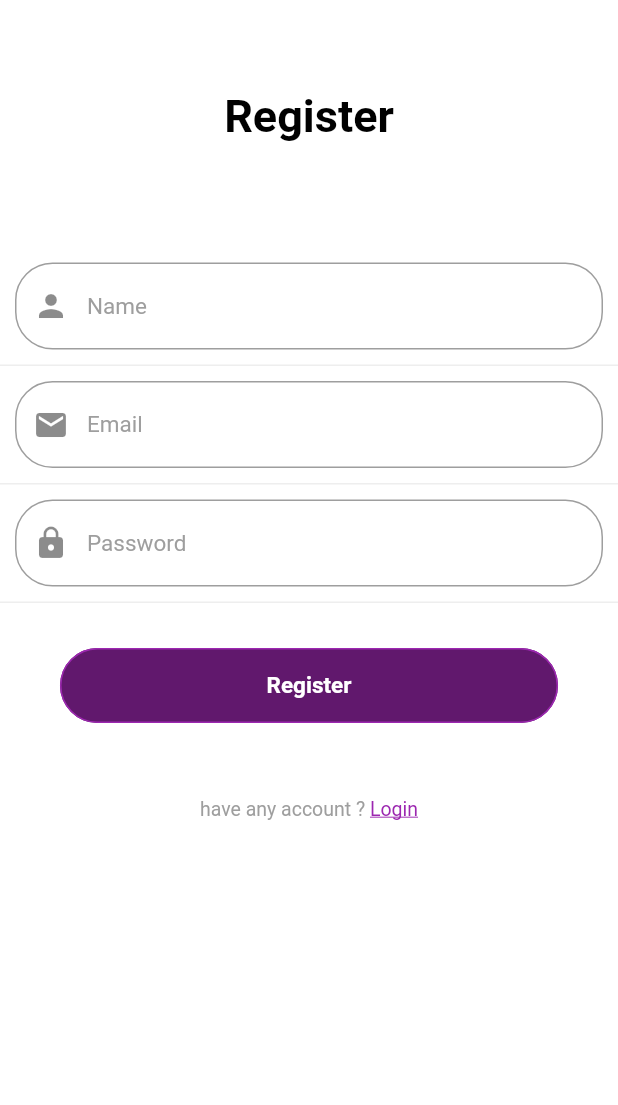
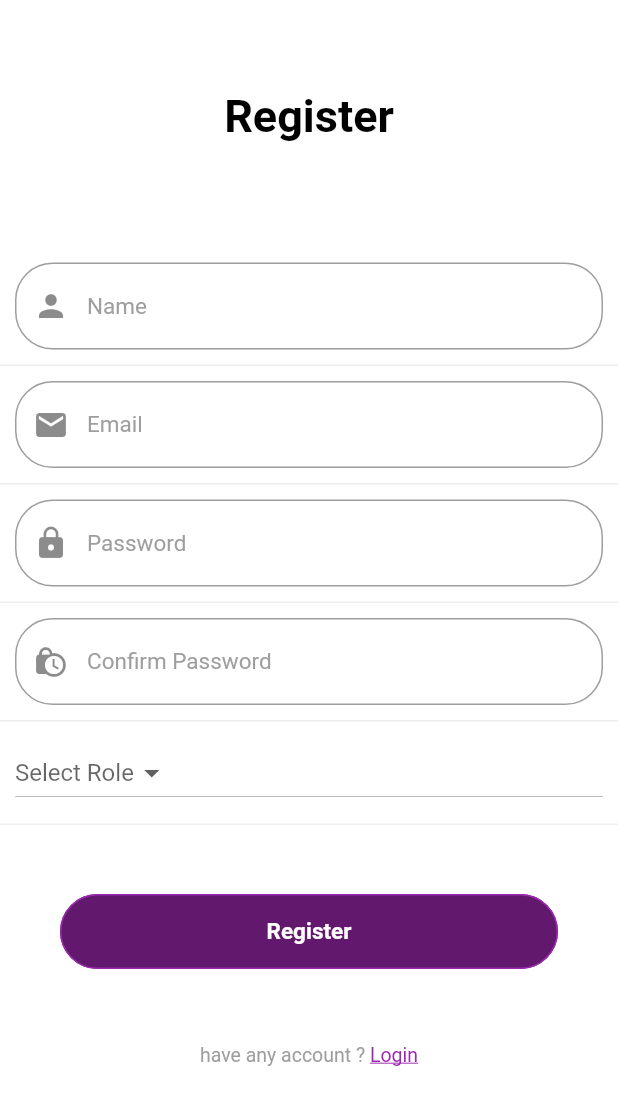
Before and after one commit to rabbanee/borrowing, a Flutter app: the RegisterPage screen opened directly, on a phone screen of 412 x 824 dp. Shown: the top 1105 px of the screen. Run offline on Flutter 3.47's test engine with Material 2 defaults, Android fonts, the phone set to English and light mode, and no system bars; our stand-ins replace bloc, email_validator, equatable, flutter_bloc, flutter_secure_storage, formz; accounts and stored records are empty.

Commit message:
Register (Parent Email belum live)

```diff
--- a/lib/bloc/register/register_bloc.dart
+++ b/lib/bloc/register/register_bloc.dart
@@ -31,11 +31,24 @@ class RegisterBloc extends Bloc<RegisterEvent, RegisterState> {
       yield _mapPasswordChangedToState(event, state);
     } else if (event is RegisterCPasswordChanged) {
       yield _mapCPasswordChangedToState(event, state);
+    } else if (event is RegisterRoleChanged) {
+      yield _mapRoleChangedToState(event, state);
     } else if (event is RegisterParentEmailChanged) {
       yield _mapParentEmailChangedToState(event, state);
     } else if (event is RegisterSubmitted) {
       yield* _mapRegisterSubmittedToState(event, state);
     }
+  }
+
+  RegisterState _mapRoleChangedToState(
+      RegisterRoleChanged event,
+      RegisterState state,
+      ) {
+    final role = event.role;
+    return state.copyWith(
+      role: role,
+      status: Formz.validate([state.name, state.password, state.email, state.cPassword, state.parentEmail]),
+    );
   }
 
   RegisterState _mapNameChangedToState(
@@ -105,7 +118,7 @@ class RegisterBloc extends Bloc<RegisterEvent, RegisterState> {
           email: state.email.value,
           password: state.password.value,
           role: state.role,
-          parentEmail: state.parentEmail.value
+          parentEmail: state.parentEmail.value,
         );
         if (response == 'error') {
           yield state.copyWith(status: FormzStatus.submissionFailure);
--- a/lib/views/components/regis_form.dart
+++ b/lib/views/components/regis_form.dart
@@ -1,6 +1,16 @@
 part of '../views.dart';
 
-class RegisterForm extends StatelessWidget {
+class RegisterForm extends StatefulWidget{
+  @override
+  _Register createState() => _Register();
+}
+
+// ignore: non_constant_identifier_names
+Container _ParentEmailControl = Container(
+  child: Text(''),
+);
+
+class _Register extends State<RegisterForm> {
   @override
   Widget build(BuildContext context) {
     return BlocListener<RegisterBloc, RegisterState>(
@@ -59,6 +69,22 @@ class RegisterForm extends StatelessWidget {
                               bottom: BorderSide(color: Colors.grey[200]))),
                       child: _PasswordInput2(),
                     ),
+                    Container(
+                      padding: EdgeInsets.all(10),
+                      decoration: BoxDecoration(
+                          border: Border(
+                              bottom: BorderSide(color: Colors.grey[200]))),
+                      child: _CPasswordInput(),
+                    ),
+                    Container(
+                      padding: EdgeInsets.all(10),
+                      width: double.infinity,
+                      decoration: BoxDecoration(
+                          border: Border(
+                              bottom: BorderSide(color: Colors.grey[200]))),
+                      child: _RoleInput(),
+                    ),
+                    _ParentEmailControl,
                     SizedBox(height: 30),
                     _RegisterButton(),
                     SizedBox(height: 50),
@@ -82,6 +108,7 @@ class RegisterForm extends StatelessWidget {
                         )
                       ],
                     ),
+                    SizedBox(height: 30.0,),
                   ],
                 ),
               ),
@@ -89,6 +116,59 @@ class RegisterForm extends StatelessWidget {
           ),
         ],
       ),
+    );
+  }
+}
+
+class _RoleInput extends StatefulWidget {
+  @override
+  _RoleForm createState() => _RoleForm();
+}
+
+class _RoleForm extends State<_RoleInput> {
+  String _roleItem;
+
+  @override
+  Widget build(BuildContext context) {
+    return BlocBuilder<RegisterBloc, RegisterState>(
+      buildWhen: (previous, current) => previous.role != current.role,
+      builder: (context, state) {
+        return DropdownButton(
+          key: const Key('RegisterForm_roleInput_textField'),
+          value: _roleItem,
+          onChanged: (role) {
+            context.read<RegisterBloc>().add(RegisterRoleChanged(role));
+            if (role == 'student') {
+              setState(() {
+                _ParentEmailControl = Container(
+                  padding: EdgeInsets.all(10),
+                  decoration: BoxDecoration(
+                      border: Border(
+                          bottom: BorderSide(color: Colors.grey[200]))),
+                  child: _ParentEmailInput(),
+                );
+              });
+            } else {
+              setState(() {
+                _ParentEmailControl = Container(
+                  child: Text(''),
+                );
+              });
+            }
+            setState(() {
+              _roleItem = role;
+            });
+          },
+          hint: Text('Select Role'),
+          items: ['teacher', 'musyrif', 'student'].map((item) {
+            return DropdownMenuItem(
+              child: Text(item),
+              value: item,
+            );
+          }).toList(),
+          // style: TextStyle(fontSize: 15),
+        );
+      },
     );
   }
 }
@@ -178,6 +258,63 @@ class _PasswordInput2 extends StatelessWidget {
   }
 }
 
+class _CPasswordInput extends StatelessWidget {
+  @override
+  Widget build(BuildContext context) {
+    return BlocBuilder<RegisterBloc, RegisterState>(
+      buildWhen: (previous, current) => previous.cPassword != current.cPassword,
+      builder: (context, state) {
+        return TextField(
+          key: const Key('RegisterForm_cPasswordInput_textField'),
+          onChanged: (cPassword) =>
+              context.read<RegisterBloc>().add(RegisterCPasswordChanged(cPassword)),
+          decoration: InputDecoration(
+            prefixIcon: Icon(Icons.lock_clock),
+            hintText: "Confirm Password",
+            hintStyle: TextStyle(color: Colors.grey),
+            fillColor: Colors.white,
+            errorText: state.cPassword.invalid ? 'invalid password' : (state.cPassword.value != state.password.value) ? 'password not match' : null ,
+            border: OutlineInputBorder(
+              borderRadius: BorderRadius.circular(25),
+              borderSide: BorderSide(color: Colors.grey),
+            ),
+          ),
+          style: TextStyle(fontSize: 15),
+          obscureText: true,
+        );
+      },
+    );
+  }
+}
+
+class _ParentEmailInput extends StatelessWidget {
+  @override
+  Widget build(BuildContext context) {
+    return BlocBuilder<RegisterBloc, RegisterState>(
+      buildWhen: (previous, current) => previous.parentEmail != current.parentEmail,
+      builder: (context, state) {
+        return TextField(
+          key: const Key('RegisterForm_parentEmailInput_textField'),
+          onChanged: (parentEmail) =>
+              context.read<RegisterBloc>().add(RegisterParentEmailChanged(parentEmail)),
+          decoration: InputDecoration(
+            prefixIcon: Icon(Icons.mark_email_unread),
+            hintText: "Parent Email",
+            hintStyle: TextStyle(color: Colors.grey),
+            fillColor: Colors.white,
+            border: OutlineInputBorder(
+              borderRadius: BorderRadius.circular(25),
+              borderSide: BorderSide(color: Colors.grey),
+            ),
+            errorText: state.parentEmail.invalid ? 'invalid email' : null,
+          ),
+          style: TextStyle(fontSize: 15),
+        );
+      },
+    );
+  }
+}
+
 class _RegisterButton extends StatelessWidget {
   @override
   Widget build(BuildContext context) {
```
